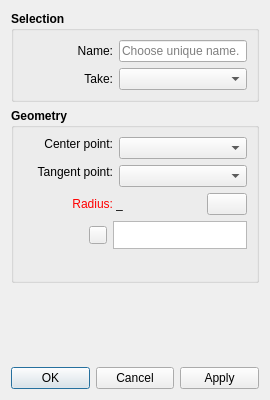
This is src/libs/vtools/dialogs/tools/intersect_circletangent_dialog.ui in FashionFreedom/Seamly2D as Qt 5 draws it before an edit. The edited form follows.
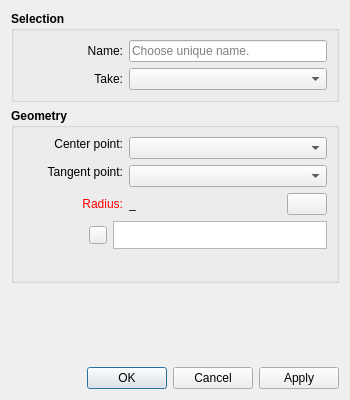
This is the edited form. Icons and pictures are not drawn.

The edit to the form file:
```diff
--- a/src/libs/vtools/dialogs/tools/intersect_circletangent_dialog.ui
+++ b/src/libs/vtools/dialogs/tools/intersect_circletangent_dialog.ui
@@ -6,7 +6,7 @@
    <rect>
     <x>0</x>
     <y>0</y>
-    <width>270</width>
+    <width>350</width>
     <height>400</height>
    </rect>
   </property>
@@ -68,7 +68,7 @@
             </property>
             <property name="minimumSize">
              <size>
-              <width>90</width>
+              <width>100</width>
               <height>0</height>
              </size>
             </property>
@@ -124,7 +124,7 @@
             </property>
             <property name="minimumSize">
              <size>
-              <width>90</width>
+              <width>100</width>
               <height>0</height>
              </size>
             </property>
@@ -202,7 +202,7 @@
             </property>
             <property name="minimumSize">
              <size>
-              <width>90</width>
+              <width>100</width>
               <height>0</height>
              </size>
             </property>
@@ -252,7 +252,7 @@
             </property>
             <property name="minimumSize">
              <size>
-              <width>90</width>
+              <width>100</width>
               <height>0</height>
              </size>
             </property>
@@ -306,7 +306,7 @@
             </property>
             <property name="minimumSize">
              <size>
-              <width>90</width>
+              <width>100</width>
               <height>0</height>
              </size>
             </property>
@@ -396,7 +396,7 @@
             </property>
             <property name="sizeHint" stdset="0">
              <size>
-              <width>40</width>
+              <width>10</width>
               <height>20</height>
              </size>
             </property>
```
